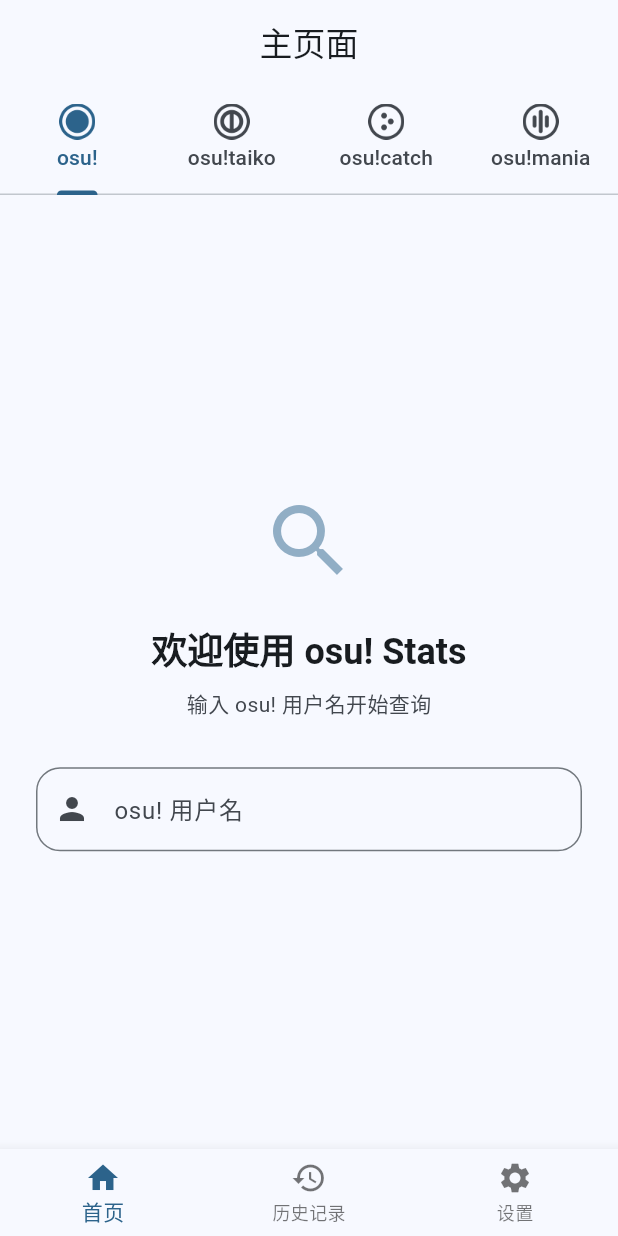
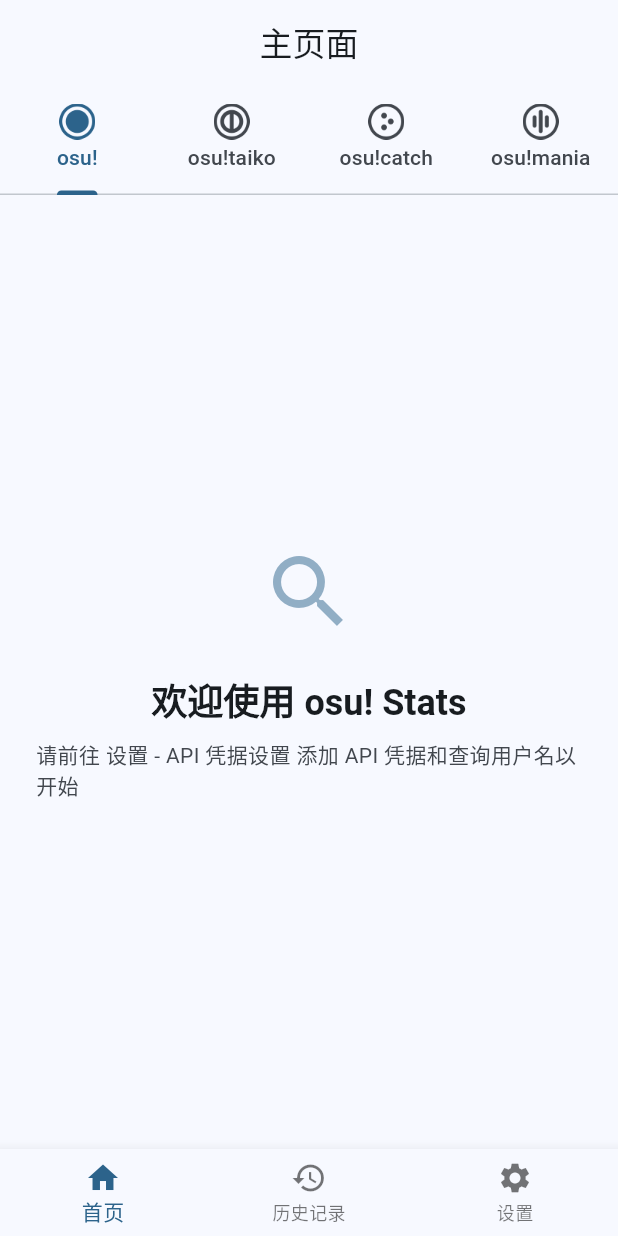
Before and after one commit to sp2dev/osuStatsFlutter, a Flutter app: the screen it shows after launch, on a phone screen of 412 x 824 dp. Run offline on Flutter 3.47's test engine with Material 3 defaults, Android fonts, the phone set to English and light mode, and no system bars; drawn by our look-alikes of dynamic_color; our stand-ins replace dio, fl_chart, flutter_secure_storage, flutter_staggered_animations, logger, shared_preferences and 3 more; missing offline and left inert: home_widget, workmanager; accounts and stored records are empty; statements that could not run were skipped.

Commit message:
更友好的错误提示 历史记录实时刷新

```diff
--- a/lib/pages/main_page.dart
+++ b/lib/pages/main_page.dart
@@ -169,6 +169,7 @@
         _userHistory = history;
         _parsedHistory = parsed;
       });
+      Provider.of<AppStateProvider>(context, listen: false).notifyHistoryUpdated();
     }
   }
   @override
@@ -268,23 +269,8 @@
               ),
               const SizedBox(height: 8),
               Text(
-                '输入 osu! 用户名开始查询',
+                '请前往 设置 - API 凭据设置 添加 API 凭据和查询用户名以开始',
                 style: TextStyle(color: Theme.of(context).colorScheme.onSurfaceVariant),
-              ),
-              const SizedBox(height: 32),
-              TextField(
-                decoration: InputDecoration(
-                  labelText: 'osu! 用户名',
-                  prefixIcon: const Icon(Icons.person),
-                  border: OutlineInputBorder(borderRadius: BorderRadius.circular(16)),
-                ),
-                onSubmitted: (val) async {
-                  if (val.trim().isNotEmpty) {
-                    final prefs = await SharedPreferences.getInstance();
-                    await prefs.setString('query_username', val.trim());
-                    _loadAllData();
-                  }
-                },
               ),
             ],
           ),
@@ -296,8 +282,8 @@
     }
     if (_error != null) {
       return Center(
-        child: Padding(
-          padding: const EdgeInsets.symmetric(horizontal: 24),
+        child: SingleChildScrollView(
+          padding: const EdgeInsets.symmetric(horizontal: 24, vertical: 24),
           child: Column(
             mainAxisSize: MainAxisSize.min,
             children: [
--- a/lib/providers/app_state_provider.dart
+++ b/lib/providers/app_state_provider.dart
@@ -41,9 +41,16 @@
     useDynamicColor: true,
   );
   CompareTarget _compareTarget = CompareTarget.lastQuery;
+  int _historyUpdateTrigger = 0;
 
   ThemeSettings get themeSettings => _themeSettings;
   CompareTarget get compareTarget => _compareTarget;
+  int get historyUpdateTrigger => _historyUpdateTrigger;
+
+  void notifyHistoryUpdated() {
+    _historyUpdateTrigger++;
+    notifyListeners();
+  }
 
   Future<void> loadSettings() async {
     final prefs = await SharedPreferences.getInstance();
--- a/lib/services/osu_api_service.dart
+++ b/lib/services/osu_api_service.dart
@@ -132,6 +132,9 @@
       return response.data as Map<String, dynamic>;
     } on DioException catch (e) {
       appLogger.e('Failed to fetch user data for $username ($mode)', error: e);
+      if (e.response?.statusCode == 404) {
+        throw Exception('未找到玩家 "$username" 的 $mode 模式数据，请检查用户名是否正确');
+      }
       throw Exception('获取 $username 的 $mode 数据失败: ${e.message}\n$_platformHint');
     }
   }
```
Also changed, not shown: lib/pages/history_page.dart (+14 -0 lines).
